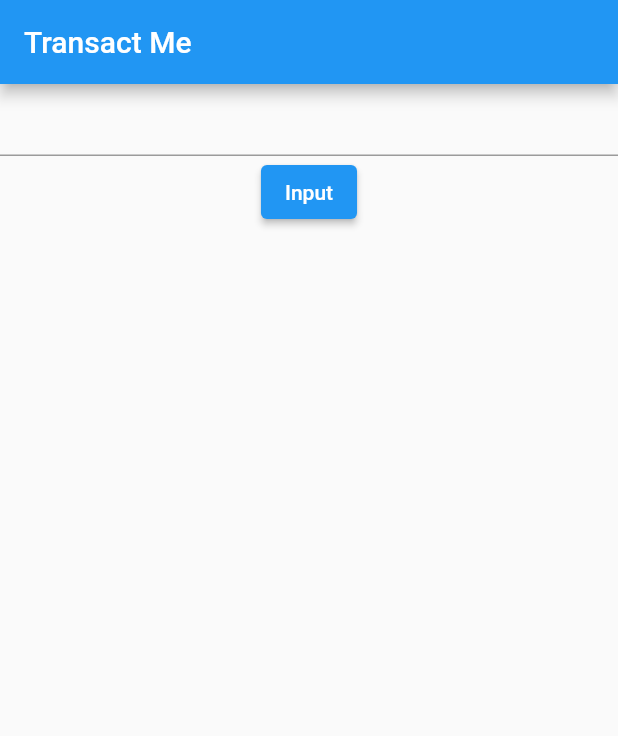
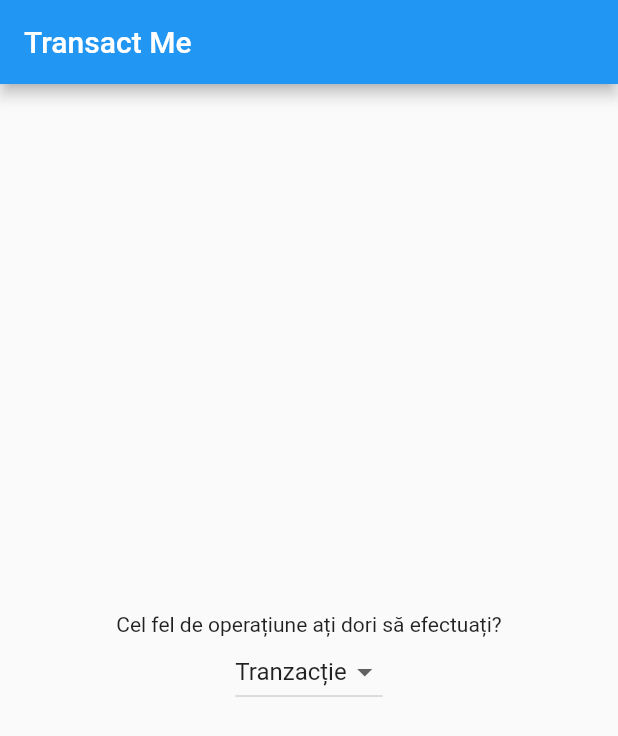
Before and after one commit to TeoChirileanu/transact_me_flutter, a Flutter app: the screen it shows after launch, on a phone screen of 412 x 824 dp. Shown: the top 736 px of the screen. Run offline on Flutter 3.47's test engine with Material 2 defaults, Android fonts, the phone set to English and light mode, and no system bars.

Commit message:
add operation form with selectable operations and confirmation snackbar

```diff
--- a/lib/main.dart
+++ b/lib/main.dart
@@ -12,38 +12,58 @@ class MyApp extends StatelessWidget {
         appBar: AppBar(
           title: Text("Transact Me"),
         ),
-        body: TransactionForm(),
+        body: OperationForm(),
       ),
     );
   }
 }
 
-class TransactionForm extends StatefulWidget {
+class OperationForm extends StatefulWidget {
+  final _optiuniDeSelectare = [
+    new DropdownMenuItem(
+      child: Center(child: Text(Operatiuni.Tranzactie)),
+      value: Operatiuni.Tranzactie,
+    ),
+    new DropdownMenuItem(
+      child: Center(child: Text(Operatiuni.Transfer)),
+      value: Operatiuni.Transfer,
+    ),
+  ];
+
   @override
-  TransactionFormState createState() => TransactionFormState();
+  OperationFormState createState() => OperationFormState();
 }
 
-class TransactionFormState extends State<TransactionForm> {
-  final _formKey = GlobalKey<FormState>();
+class Operatiuni {
+  static const String Tranzactie = "Tranzacție";
+  static const String Transfer = "Transfer";
+}
+
+class OperationFormState extends State<OperationForm> {
+  var _operatiuneaCurenta = Operatiuni.Tranzactie;
 
   @override
   Widget build(BuildContext context) {
-    return Form(
-      key: _formKey,
+    return Center(
       child: Column(
-        children: <Widget>[
-          TextFormField(validator: validateInput),
-          ElevatedButton(
-              onPressed: () {
-                if (_formKey.currentState.validate()) {
-                  ScaffoldMessenger.of(context).showSnackBar(SnackBar(content: Text("Hello World!")));
-                }
-              },
-              child: Text('Input'))
+        mainAxisAlignment: MainAxisAlignment.center,
+        children: [
+          Text("Cel fel de operațiune ați dori să efectuați?"),
+          DropdownButton(
+            value: _operatiuneaCurenta,
+            items: widget._optiuniDeSelectare,
+            onChanged: laSelectareaOperatiunii,
+          ),
         ],
       ),
     );
   }
 
-  String validateInput(String value) => value.isEmpty ? "Value cannot be empty" : null;
+  laSelectareaOperatiunii(operatiuneSelectata) {
+    setState(() => _operatiuneaCurenta = operatiuneSelectata);
+    ScaffoldMessenger.of(context).showSnackBar(SnackBar(
+      content: Text("Ați selectat operațiunea $operatiuneSelectata"),
+      duration: Duration(seconds: 1),
+    ));
+  }
 }
```
